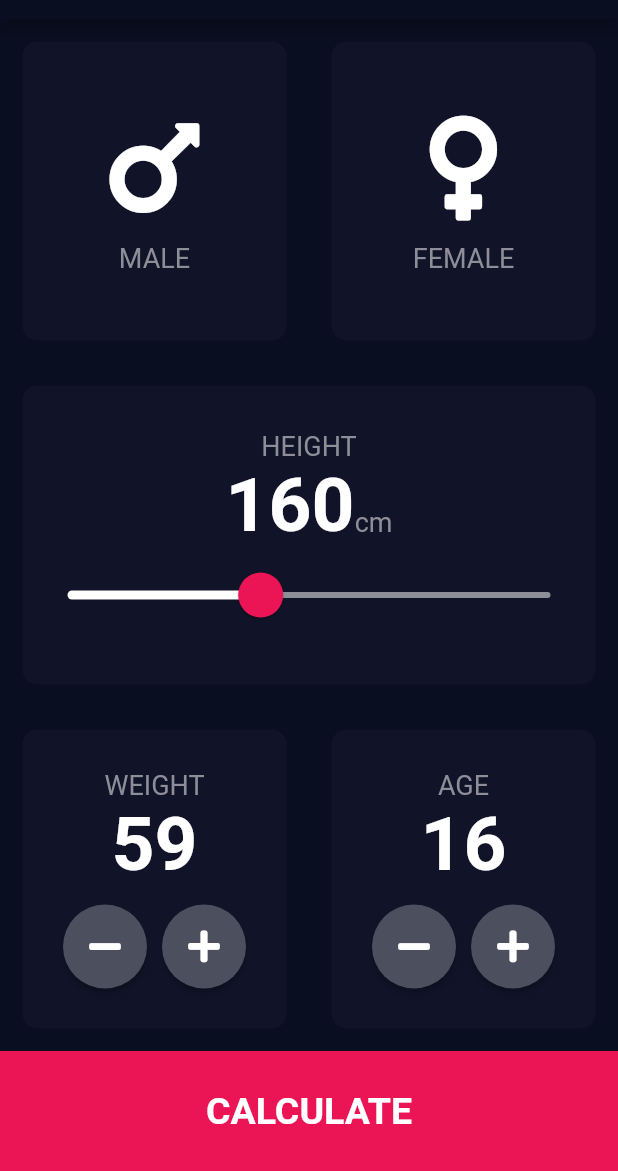
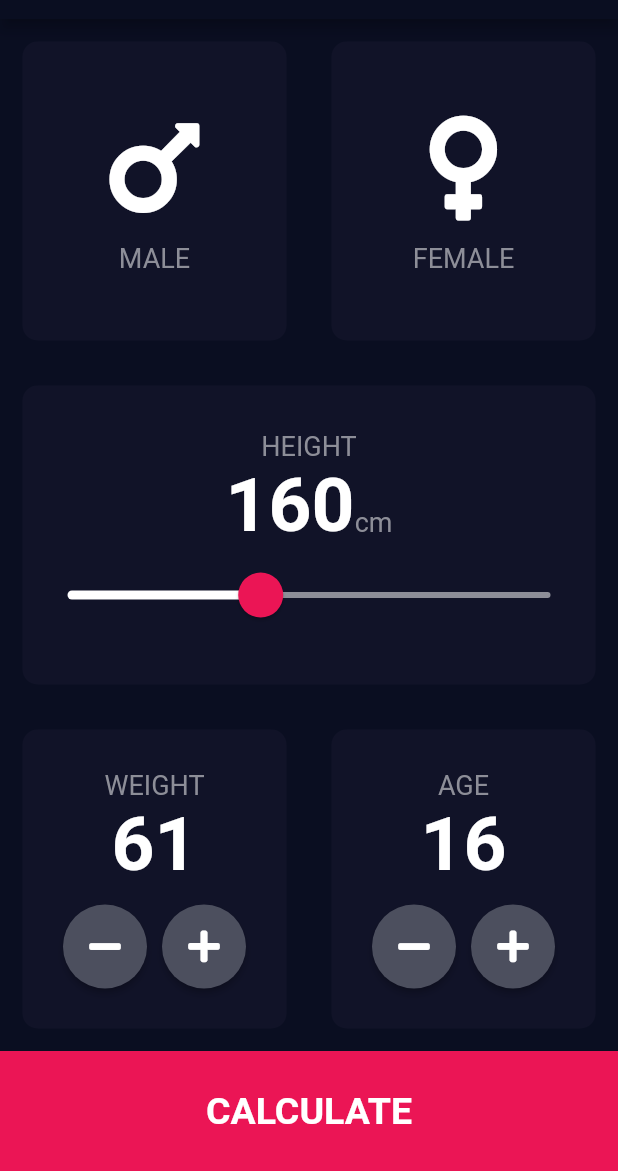
Before and after one commit to seemantshekhar43/fitness_app_workshop, a Flutter app: the screen it shows after launch, item 2 of the bottom bar chosen, on a phone screen of 412 x 824 dp, the part 65-1236 px from its top. Run offline on Flutter 3.47's test engine with Material 2 defaults, Android fonts, the phone set to English and light mode, and no system bars; our stand-ins replace font_awesome_flutter.

```diff
--- /dev/null
+++ b/lib/calculator_brain.dart
@@ -0,0 +1,35 @@
+import 'dart:math';
+
+class CalculatorBrain{
+  int weight;
+  int height;
+  double _bmi;
+  CalculatorBrain({this.weight, this.height});
+
+  //bmi
+  String calculateBMI(){
+    _bmi = weight / (pow(height/100, 2));
+    return _bmi.toStringAsFixed(1); // 18.1, 22.3
+  }
+
+  //interpretation
+  String getInterpretation(){
+    if(_bmi >= 25)
+      return 'Overweight';
+    if(_bmi> 18.5)
+      return 'Normal';
+    else
+      return 'Underweight';
+  }
+
+  //feedback
+  String getFeedback(){
+    if(_bmi >= 25)
+      return 'You have a higher than normal body weight. Try to exercise more.';
+    if(_bmi> 18.5)
+      return 'You have a normal body weight. Good job!!';
+    else
+      return 'You have a lower than normal body weight. You can eat a bit more.';
+  }
+
+}
--- /dev/null
+++ b/lib/components/bottom_button.dart
@@ -0,0 +1,24 @@
+import 'package:flutter/cupertino.dart';
+
+import '../constant.dart';
+
+class BottomButton extends StatelessWidget {
+  final label;
+
+
+  BottomButton({@required this.label});
+
+  @override
+  Widget build(BuildContext context) {
+    return  Container(
+      width: double.infinity,
+      height: 80,
+      color: Color(0xffeb1555),
+      child: Center(
+          child: Text(
+            label.toUpperCase(),
+            style: kButtonTextStyle,
+          )),
+    );
+  }
+}
--- a/lib/components/home_screen.dart
+++ b/lib/components/home_screen.dart
@@ -1,6 +1,9 @@
+import 'package:fitness_app/calculator_brain.dart';
+import 'package:fitness_app/components/bottom_button.dart';
 import 'package:fitness_app/components/reusable_block.dart';
 import 'package:fitness_app/components/reusable_card.dart';
 import 'package:fitness_app/constant.dart';
+import 'package:fitness_app/screens/result_screen.dart';
 import 'package:flutter/cupertino.dart';
 import 'package:flutter/material.dart';
 import 'package:font_awesome_flutter/font_awesome_flutter.dart';
@@ -10,10 +13,13 @@ class HomePage extends StatefulWidget {
   _HomePageState createState() => _HomePageState();
 }
 
+enum Gender { male, female }
+
 class _HomePageState extends State<HomePage> {
   int weight;
   int height;
   int age;
+  Gender gender;
 
   @override
   void initState() {
@@ -22,6 +28,7 @@ class _HomePageState extends State<HomePage> {
     age = 16;
     super.initState();
   }
+
   @override
   Widget build(BuildContext context) {
     return Scaffold(
@@ -34,15 +41,35 @@ class _HomePageState extends State<HomePage> {
             child: Row(
               children: [
                 Expanded(
-                  child: ReusableBlock(
+                  child: GestureDetector(
+    onTap: () {
+                     setState(() {
+                       gender = Gender.male;
+                     });
+                    },
+                    child: ReusableCard(
+                      color: gender ==  Gender.male ? Color(0xff1d1e33): Color(0xff111328),
+                      content: ReusableBlock(
                         label: 'male',
                         icon: FontAwesomeIcons.mars,
                       ),
                     ),
+                  ),
+                ),
                 Expanded(
-                  child: ReusableBlock(
+                  child: GestureDetector(
+                    onTap: () {
+                      setState(() {
+                        gender = Gender.female;
+                      });
+                    },
+                    child: ReusableCard(
+                      color: gender ==  Gender.female ? Color(0xff1d1e33): Color(0xff111328),
+                      content: ReusableBlock(
                         label: 'female',
                         icon: FontAwesomeIcons.venus,
+                      ),
+                    ),
                   ),
                 ),
               ],
@@ -74,22 +101,19 @@ class _HomePageState extends State<HomePage> {
                   ),
                   SliderTheme(
                     data: SliderTheme.of(context).copyWith(
-                      inactiveTrackColor: Color( 0xff8d8e98),
+                        inactiveTrackColor: Color(0xff8d8e98),
                         activeTrackColor: Colors.white,
                         thumbColor: Color(0xffeb1555),
                         overlayColor: Color(0x29eb1555),
-                      thumbShape: RoundSliderThumbShape(
-                        enabledThumbRadius: 15
-                      ),
-                      overlayShape: RoundSliderOverlayShape(
-                        overlayRadius: 30
-                      )
-                    ),
+                        thumbShape:
+                            RoundSliderThumbShape(enabledThumbRadius: 15),
+                        overlayShape:
+                            RoundSliderOverlayShape(overlayRadius: 30)),
                     child: Slider(
                       value: height.toDouble(),
                       min: 120,
-                      max:220,
-                      onChanged: (value){
+                      max: 220,
+                      onChanged: (value) {
                         setState(() {
                           height = value.toInt();
                         });
@@ -116,30 +140,36 @@ class _HomePageState extends State<HomePage> {
                           weight.toString(),
                           style: kNumberStyle,
                         ),
-                        SizedBox(height: 10,),
+                        SizedBox(
+                          height: 10,
+                        ),
                         Row(
                           mainAxisAlignment: MainAxisAlignment.center,
                           children: [
                             RawMaterialButton(
                               child: Icon(FontAwesomeIcons.minus),
-                              constraints: BoxConstraints.tightFor(width: 56, height: 56),
+                              constraints: BoxConstraints.tightFor(
+                                  width: 56, height: 56),
                               shape: CircleBorder(),
                               fillColor: Color(0xfff4c4f5e),
                               onPressed: () {
                                 setState(() {
-                                  weight = weight -1;
+                                  weight = weight - 1;
                                 });
                               },
                             ),
-                            SizedBox(width: 10,),
+                            SizedBox(
+                              width: 10,
+                            ),
                             RawMaterialButton(
                               child: Icon(FontAwesomeIcons.plus),
-                              constraints: BoxConstraints.tightFor(width: 56, height: 56),
+                              constraints: BoxConstraints.tightFor(
+                                  width: 56, height: 56),
                               shape: CircleBorder(),
                               fillColor: Color(0xfff4c4f5e),
                               onPressed: () {
                                 setState(() {
-                                  weight = weight -1;
+                                  weight = weight + 1;
                                 });
                               },
                             ),
@@ -162,30 +192,36 @@ class _HomePageState extends State<HomePage> {
                           age.toString(),
                           style: kNumberStyle,
                         ),
-                        SizedBox(height: 10,),
+                        SizedBox(
+                          height: 10,
+                        ),
                         Row(
                           mainAxisAlignment: MainAxisAlignment.center,
                           children: [
                             RawMaterialButton(
                               child: Icon(FontAwesomeIcons.minus),
-                              constraints: BoxConstraints.tightFor(width: 56, height: 56),
+                              constraints: BoxConstraints.tightFor(
+                                  width: 56, height: 56),
                               shape: CircleBorder(),
                               fillColor: Color(0xfff4c4f5e),
                               onPressed: () {
                                 setState(() {
-                                  age = age -1;
+                                  age = age - 1;
                                 });
                               },
                             ),
-                            SizedBox(width: 10,),
+                            SizedBox(
+                              width: 10,
+                            ),
                             RawMaterialButton(
                               child: Icon(FontAwesomeIcons.plus),
-                              constraints: BoxConstraints.tightFor(width: 56, height: 56),
+                              constraints: BoxConstraints.tightFor(
+                                  width: 56, height: 56),
                               shape: CircleBorder(),
                               fillColor: Color(0xfff4c4f5e),
                               onPressed: () {
                                 setState(() {
-                                  age = age +1;
+                                  age = age + 1;
                                 });
                               },
                             ),
@@ -198,11 +234,20 @@ class _HomePageState extends State<HomePage> {
               ],
             ),
           ),
-          Container(
-            width: double.infinity,
-            height: 80,
-            color: Color(0xffeb1555),
-            child: Center(child: Text('calculate'.toUpperCase(), style: kButtonTextStyle,)),
+          GestureDetector(
+            onTap: (){
+              CalculatorBrain calculatorBrain = new CalculatorBrain(height: height, weight: weight);
+              String bmi = calculatorBrain.calculateBMI();
+              String interpretation = calculatorBrain.getInterpretation();
+              String feedback = calculatorBrain.getFeedback();
+              print(bmi + '\n' + interpretation + '\n' + feedback);
+
+              //navigate from home screen to result screen
+              Navigator.of(context).push(MaterialPageRoute(builder: (context) => ResultScreen(
+                bmi: bmi, interpretation: interpretation, feedback: feedback,
+              )));
+            },
+            child: BottomButton(label: 'calculate',),
           )
         ],
       ),
--- a/lib/components/reusable_block.dart
+++ b/lib/components/reusable_block.dart
@@ -13,15 +13,13 @@ class ReusableBlock extends StatelessWidget {
 
   @override
   Widget build(BuildContext context) {
-    return ReusableCard(
-      content: Column(
+    return Column(
         mainAxisAlignment: MainAxisAlignment.center,
         children: [
           Icon(icon, size: 80,),
           SizedBox(height: 10,),
           Text(label.toUpperCase(), style: kLabelStyle),
         ],
-      ),
-    );
+      );
   }
 }
--- a/lib/components/reusable_card.dart
+++ b/lib/components/reusable_card.dart
@@ -1,16 +1,17 @@
 import 'package:flutter/cupertino.dart';
 
 class ReusableCard extends StatelessWidget {
+  final color;
   final content;
 
-  ReusableCard({this.content});
+  ReusableCard({this.content, this.color});
 
   @override
   Widget build(BuildContext context) {
     return  Container(
         margin: EdgeInsets.all(15),
     decoration: BoxDecoration(
-    color:Color(0xff111328),
+    color:color ?? Color(0xff111328),
     borderRadius: BorderRadius.circular(10),
     ),
       child: content,
--- a/lib/main.dart
+++ b/lib/main.dart
@@ -1,4 +1,5 @@
 import 'package:fitness_app/components/home_screen.dart';
+import 'package:fitness_app/screens/result_screen.dart';
 import 'package:flutter/material.dart';
 
 void main(){
```
Also changed, not shown: lib/constant.dart (+20 -0 lines), lib/screens/result_screen.dart (added, +64 -0 lines). Lines whose indentation alone changed are shown as unchanged.
